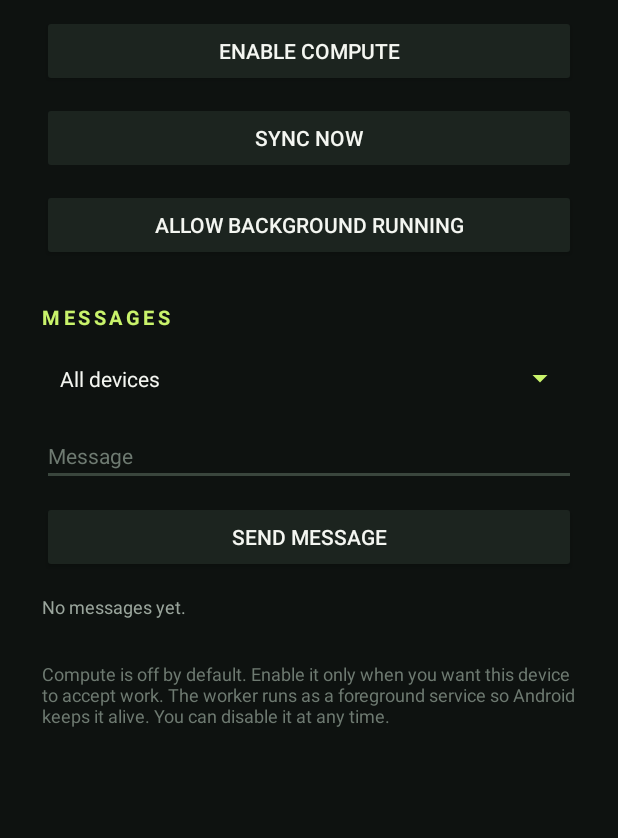
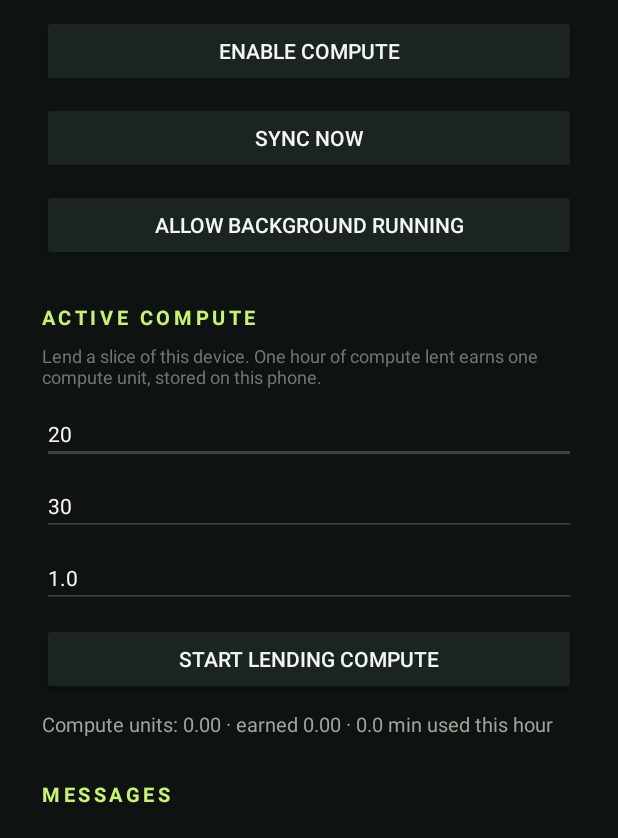
Before and after one commit to mahithpaulin/primalspace-android, an Android app: the screen it shows after launch (MainActivity), on a phone screen of 412 x 824 dp, the part 398-1236 px from its top. Run offline under Robolectric (Android 15) with nearby library versions, the phone set to English and light mode, and no system bars.

Commit message:
Add active compute lending mode with on-device compute units (v1.7.0)

```diff
--- a/app/build.gradle
+++ b/app/build.gradle
@@ -5,8 +5,8 @@ android { namespace 'com.mahithpaulin.primalspace'; compileSdk 35
         applicationId 'com.mahithpaulin.primalspace'
         minSdk 26
         targetSdk 35
-        versionCode 13
-        versionName '1.6.0'
+        versionCode 14
+        versionName '1.7.0'
         buildConfigField 'String', 'PRIMAL_SERVER_URL', '"https://primalmonitor.vercel.app"'
     }
     buildTypes { release { minifyEnabled false } }
--- a/app/src/main/java/com/mahithpaulin/primalspace/MainActivity.kt
+++ b/app/src/main/java/com/mahithpaulin/primalspace/MainActivity.kt
@@ -33,12 +33,18 @@ class MainActivity : AppCompatActivity() {
     private lateinit var messageTarget: Spinner
     private lateinit var messageBody: EditText
     private lateinit var messageSend: Button
+    private lateinit var lendingToggle: Button
+    private lateinit var lendCpu: EditText
+    private lateinit var lendMinutes: EditText
+    private lateinit var lendUnits: EditText
+    private lateinit var credits: TextView
     private val peerIds = mutableListOf<String?>()
     private val peerNames = mutableListOf<String>()
     private val handler = Handler(Looper.getMainLooper())
     private val ticker = object : Runnable {
         override fun run() {
             renderInbox()
+            renderLending()
             handler.postDelayed(this, 4000)
         }
     }
@@ -58,6 +64,11 @@ class MainActivity : AppCompatActivity() {
         messageTarget = findViewById<Spinner>(R.id.message_target)
         messageBody = findViewById<EditText>(R.id.message_body)
         messageSend = findViewById<Button>(R.id.message_send)
+        lendingToggle = findViewById<Button>(R.id.lending_toggle)
+        lendCpu = findViewById<EditText>(R.id.lend_cpu)
+        lendMinutes = findViewById<EditText>(R.id.lend_minutes)
+        lendUnits = findViewById<EditText>(R.id.lend_units)
+        credits = findViewById<TextView>(R.id.credits)
 
         connect.setOnClickListener { connectDevice() }
         compute.setOnClickListener {
@@ -72,12 +83,14 @@ class MainActivity : AppCompatActivity() {
         sync.setOnClickListener { syncNow() }
         findViewById<Button>(R.id.background).setOnClickListener { openBackgroundSettings() }
         messageSend.setOnClickListener { sendMessage() }
+        lendingToggle.setOnClickListener { toggleLending() }
 
         setTargets(listOf("All devices" to null))
 
         requestPermissions()
         updateStatus()
         renderInbox()
+        renderLending()
 
         if (intent?.action == ACTION_CONNECT) {
             connectDevice()
@@ -95,6 +108,7 @@ class MainActivity : AppCompatActivity() {
         super.onResume()
         handler.postDelayed(ticker, 1000)
         renderInbox()
+        renderLending()
     }
 
     override fun onPause() {
@@ -269,6 +283,39 @@ class MainActivity : AppCompatActivity() {
         }.start()
     }
 
+    private fun toggleLending() {
+        if (!prefs.isRegistered()) {
+            status.text = "Connect the device first."
+            return
+        }
+        val enabling = !prefs.lendingEnabled
+        if (enabling) {
+            prefs.lendCpuPct = lendCpu.text.toString().trim().toIntOrNull()?.coerceIn(1, 100) ?: prefs.lendCpuPct
+            prefs.lendMinutesPerHour = lendMinutes.text.toString().trim().toIntOrNull()?.coerceIn(1, 60) ?: prefs.lendMinutesPerHour
+            prefs.lendUnitsPerHour = lendUnits.text.toString().trim().toDoubleOrNull()?.coerceIn(0.01, 100.0) ?: prefs.lendUnitsPerHour
+        }
+        prefs.lendingEnabled = enabling
+        renderLending()
+        detail.text = if (enabling) {
+            "Lending ${prefs.lendCpuPct}% CPU for ${prefs.lendMinutesPerHour} min/hour · ${prefs.lendUnitsPerHour} unit(s)/hour"
+        } else {
+            "Active compute off. Banked units kept."
+        }
+        startWorker()
+    }
+
+    private fun renderLending() {
+        lendingToggle.text = if (prefs.lendingEnabled) "Stop lending compute" else "Start lending compute"
+        if (lendCpu.text.isNullOrBlank()) lendCpu.setText(prefs.lendCpuPct.toString())
+        if (lendMinutes.text.isNullOrBlank()) lendMinutes.setText(prefs.lendMinutesPerHour.toString())
+        if (lendUnits.text.isNullOrBlank()) lendUnits.setText(prefs.lendUnitsPerHour.toString())
+        credits.text = "Compute units: %.2f · earned %.2f · %.1f min used this hour".format(
+            prefs.creditUnits,
+            prefs.creditTotalUnits,
+            prefs.creditMinutesUsed,
+        )
+    }
+
     private fun renderInbox() {
         val inbox = prefs.inbox()
         if (inbox.length() == 0) {
--- a/app/src/main/java/com/mahithpaulin/primalspace/Prefs.kt
+++ b/app/src/main/java/com/mahithpaulin/primalspace/Prefs.kt
@@ -45,6 +45,38 @@ class Prefs(context: Context) {
         get() = prefs.getLong("last_sync_at", 0L)
         set(value) = prefs.edit().putLong("last_sync_at", value).apply()
 
+    var lendingEnabled: Boolean
+        get() = prefs.getBoolean("lending_enabled", false)
+        set(value) = prefs.edit().putBoolean("lending_enabled", value).apply()
+
+    var lendCpuPct: Int
+        get() = prefs.getInt("lend_cpu_pct", 20)
+        set(value) = prefs.edit().putInt("lend_cpu_pct", value.coerceIn(1, 100)).apply()
+
+    var lendMinutesPerHour: Int
+        get() = prefs.getInt("lend_minutes_per_hour", 30)
+        set(value) = prefs.edit().putInt("lend_minutes_per_hour", value.coerceIn(1, 60)).apply()
+
+    var lendUnitsPerHour: Double
+        get() = prefs.getString("lend_units_per_hour", "1.0")!!.toDoubleOrNull() ?: 1.0
+        set(value) = prefs.edit().putString("lend_units_per_hour", value.toString()).apply()
+
+    var creditUnits: Double
+        get() = prefs.getString("credit_units", "0.0")!!.toDoubleOrNull() ?: 0.0
+        set(value) = prefs.edit().putString("credit_units", value.toString()).apply()
+
+    var creditTotalUnits: Double
+        get() = prefs.getString("credit_total_units", "0.0")!!.toDoubleOrNull() ?: 0.0
+        set(value) = prefs.edit().putString("credit_total_units", value.toString()).apply()
+
+    var creditMinutesUsed: Double
+        get() = prefs.getString("credit_minutes_used", "0.0")!!.toDoubleOrNull() ?: 0.0
+        set(value) = prefs.edit().putString("credit_minutes_used", value.toString()).apply()
+
+    var creditWindowStart: Long
+        get() = prefs.getLong("credit_window_start", 0L)
+        set(value) = prefs.edit().putLong("credit_window_start", value).apply()
+
     var messageCursor: String
         get() = prefs.getString("message_cursor", "")!!
         set(value) = prefs.edit().putString("message_cursor", value).apply()
--- a/app/src/main/res/layout/activity_main.xml
+++ b/app/src/main/res/layout/activity_main.xml
@@ -77,6 +77,71 @@
             android:layout_width="wrap_content"
             android:layout_height="wrap_content"
             android:layout_marginTop="28dp"
+            android:text="ACTIVE COMPUTE"
+            android:textColor="#C9F36B"
+            android:textSize="13sp"
+            android:letterSpacing="0.18"
+            android:textStyle="bold" />
+        <TextView
+            android:layout_width="match_parent"
+            android:layout_height="wrap_content"
+            android:layout_marginTop="8dp"
+            android:text="Lend a slice of this device. One hour of compute lent earns one compute unit, stored on this phone."
+            android:textColor="#6E7A71"
+            android:textSize="12sp" />
+        <EditText
+            android:id="@+id/lend_cpu"
+            android:layout_width="match_parent"
+            android:layout_height="wrap_content"
+            android:layout_marginTop="10dp"
+            android:backgroundTint="#3A463D"
+            android:hint="CPU to lend (%)"
+            android:inputType="number"
+            android:textColor="#F4F6F1"
+            android:textColorHint="#6E7A71"
+            android:textSize="14sp" />
+        <EditText
+            android:id="@+id/lend_minutes"
+            android:layout_width="match_parent"
+            android:layout_height="wrap_content"
+            android:layout_marginTop="8dp"
+            android:backgroundTint="#3A463D"
+            android:hint="Minutes per hour to lend"
+            android:inputType="number"
+            android:textColor="#F4F6F1"
+            android:textColorHint="#6E7A71"
+            android:textSize="14sp" />
+        <EditText
+            android:id="@+id/lend_units"
+            android:layout_width="match_parent"
+            android:layout_height="wrap_content"
+            android:layout_marginTop="8dp"
+            android:backgroundTint="#3A463D"
+            android:hint="Units per hour (default 1)"
+            android:inputType="numberDecimal"
+            android:textColor="#F4F6F1"
+            android:textColorHint="#6E7A71"
+            android:textSize="14sp" />
+        <Button
+            android:id="@+id/lending_toggle"
+            android:layout_width="match_parent"
+            android:layout_height="wrap_content"
+            android:layout_marginTop="10dp"
+            android:text="Start lending compute"
+            android:backgroundTint="#1C241F"
+            android:textColor="#F4F6F1" />
+        <TextView
+            android:id="@+id/credits"
+            android:layout_width="match_parent"
+            android:layout_height="wrap_content"
+            android:layout_marginTop="10dp"
+            android:text="Compute units: 0.00 · earned 0.00"
+            android:textColor="#9AA59C"
+            android:textSize="13sp" />
+        <TextView
+            android:layout_width="wrap_content"
+            android:layout_height="wrap_content"
+            android:layout_marginTop="28dp"
             android:text="MESSAGES"
             android:textColor="#C9F36B"
             android:textSize="13sp"
```
Also changed, not shown: app/src/main/java/com/mahithpaulin/primalspace/PrimalClient.kt (+36 -2 lines), app/src/main/java/com/mahithpaulin/primalspace/WorkerService.kt (+35 -3 lines).
